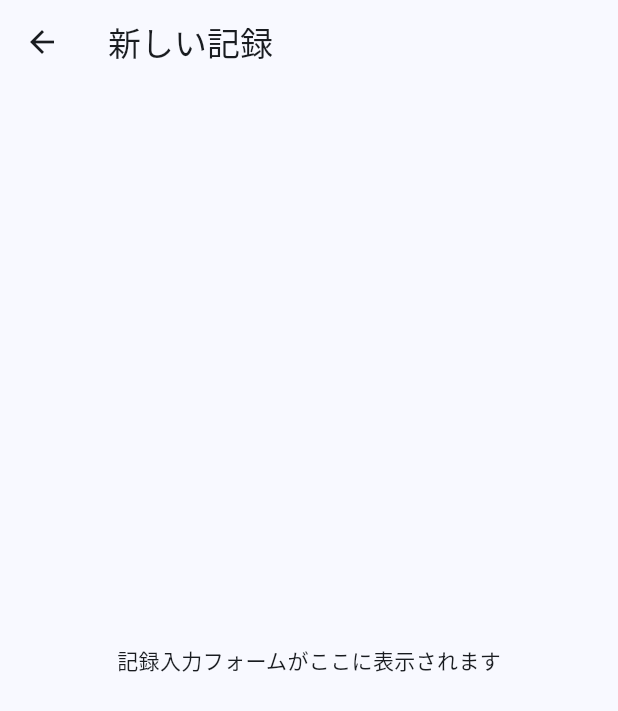
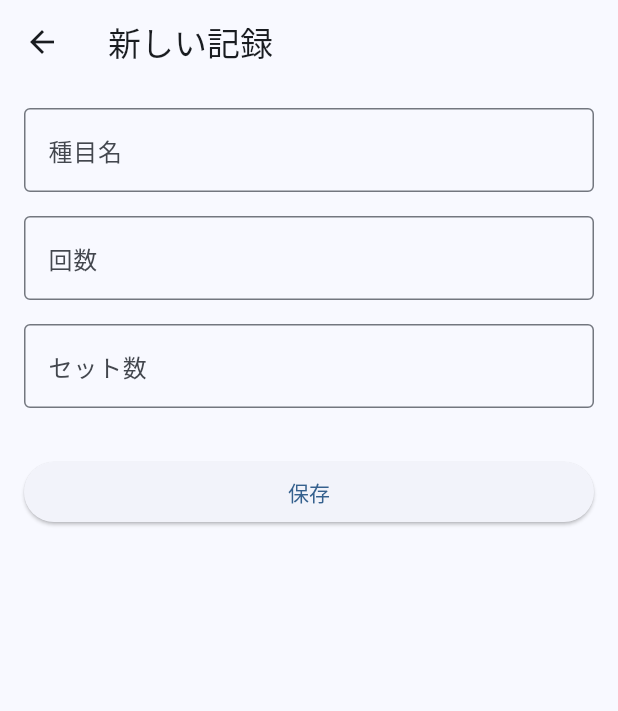
Before and after one commit to inoy/fitlog_notes, a Flutter app: the AddWorkoutScreen screen opened directly, on a phone screen of 412 x 824 dp. Shown: the top 711 px of the screen. Run offline on Flutter 3.47's test engine with Material 3 defaults, Android fonts, the phone set to English and light mode, and no system bars.

Commit message:
feat: AddWorkoutScreenにTextEditingControllerを実装
- 入力状態を管理するため、をに変換。
- 「種目名」「回数」「セット数」の入力フィールドにを統合。
- メモリリークを防ぐため、でを初期化し、で破棄。
- 入力フィールドと保存ボタンの基本的なUIを追加。
- ホットリロードの説明を明確にするため、を更新。

```diff
--- a/lib/main.dart
+++ b/lib/main.dart
@@ -46,8 +46,25 @@ class WorkoutListScreen extends StatelessWidget {
   }
 }
 
-class AddWorkoutScreen extends StatelessWidget {
+class AddWorkoutScreen extends StatefulWidget {
   const AddWorkoutScreen({super.key});
+
+  @override
+  State<AddWorkoutScreen> createState() => _AddWorkoutScreenState();
+}
+
+class _AddWorkoutScreenState extends State<AddWorkoutScreen> {
+  final TextEditingController _workoutNameController = TextEditingController();
+  final TextEditingController _repsController = TextEditingController();
+  final TextEditingController _setsController = TextEditingController();
+
+  @override
+  void dispose() {
+    _workoutNameController.dispose();
+    _repsController.dispose();
+    _setsController.dispose();
+    super.dispose();
+  }
 
   @override
   Widget build(BuildContext context) {
@@ -55,8 +72,55 @@ class AddWorkoutScreen extends StatelessWidget {
       appBar: AppBar(
         title: const Text('新しい記録'),
       ),
-      body: const Center(
-        child: Text('記録入力フォームがここに表示されます'),
+      body: Padding(
+        padding: const EdgeInsets.all(16.0),
+        child: Column(
+          crossAxisAlignment: CrossAxisAlignment.stretch,
+          children: [
+            TextField(
+              controller: _workoutNameController,
+              decoration: const InputDecoration(
+                labelText: '種目名',
+                border: OutlineInputBorder(),
+              ),
+            ),
+            const SizedBox(height: 16.0),
+            TextField(
+              controller: _repsController,
+              decoration: const InputDecoration(
+                labelText: '回数',
+                border: OutlineInputBorder(),
+              ),
+              keyboardType: TextInputType.number,
+            ),
+            const SizedBox(height: 16.0),
+            TextField(
+              controller: _setsController,
+              decoration: const InputDecoration(
+                labelText: 'セット数',
+                border: OutlineInputBorder(),
+              ),
+              keyboardType: TextInputType.number,
+            ),
+            const SizedBox(height: 32.0),
+            ElevatedButton(
+              onPressed: () {
+                final String workoutName = _workoutNameController.text;
+                final String reps = _repsController.text;
+                final String sets = _setsController.text;
+
+                // 今はコンソールに出力するだけ
+                print('種目名: $workoutName');
+                print('回数: $reps');
+                print('セット数: $sets');
+
+                // 記録を保存した後に前の画面に戻る（仮）
+                Navigator.pop(context);
+              },
+              child: const Text('保存'),
+            ),
+          ],
+        ),
       ),
     );
   }
```
Also changed, not shown: 1 other file.
